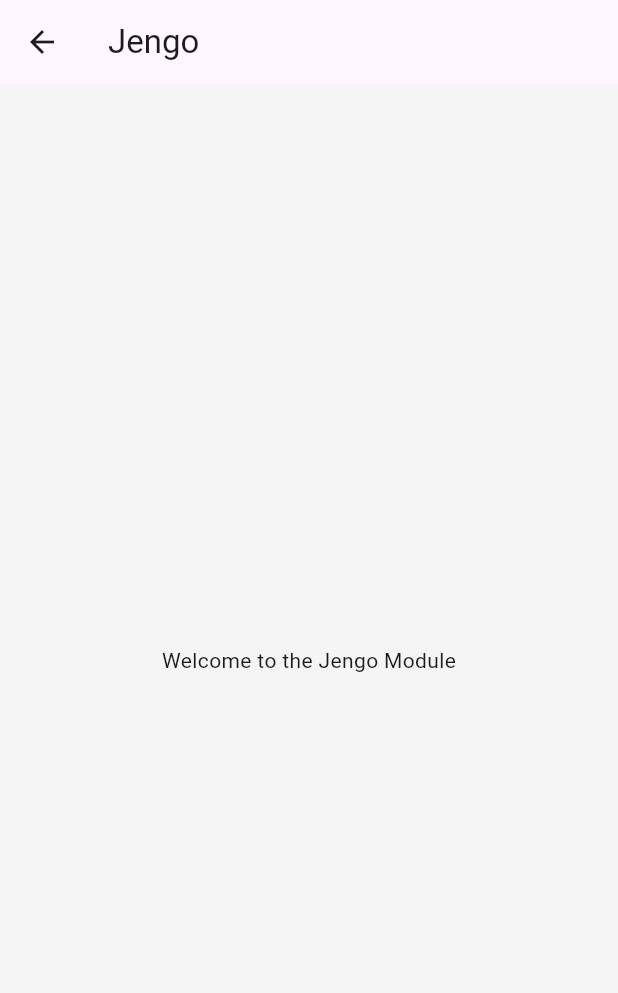
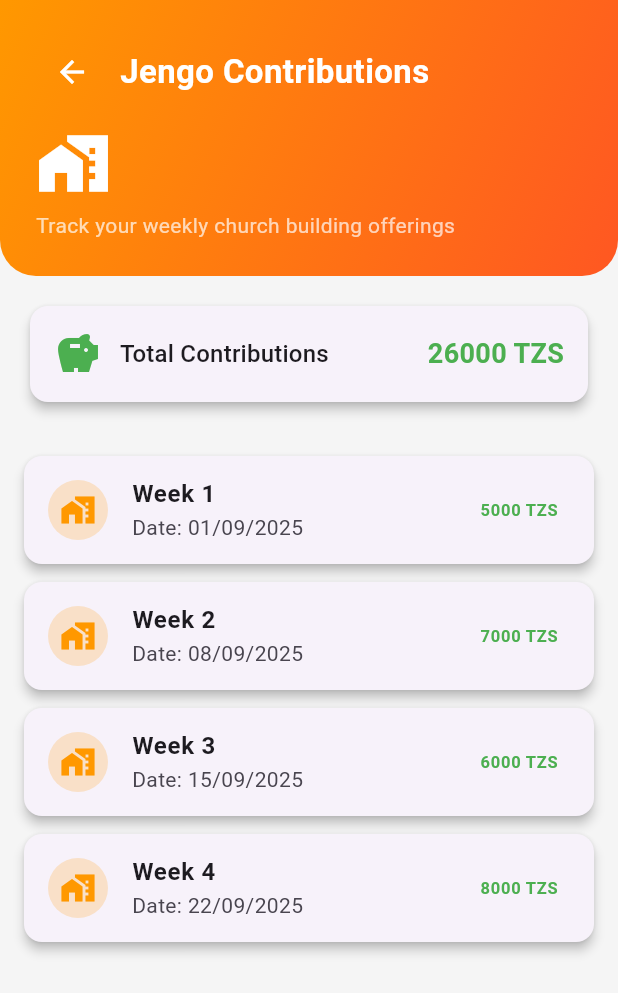
Before and after one commit to Oswaldgerald/bahasha, a Flutter app: the LandingPage screen opened directly, after a tap on "Jengo", on a phone screen of 412 x 824 dp. Shown: the top 993 px of the screen. Run offline on Flutter 3.47's test engine with Material 3 defaults, Android fonts, the phone set to English and light mode, and no system bars.

Commit message:
Modified Landing pages for each modules with their default lists

```diff
--- a/lib/features/ahadi/presentation/ahadi_landing_page.dart
+++ b/lib/features/ahadi/presentation/ahadi_landing_page.dart
@@ -1,13 +1,25 @@
 import 'package:flutter/material.dart';
+import '../../../widgets/module_landing_page.dart';
 
 class AhadiLandingPage extends StatelessWidget {
   const AhadiLandingPage({Key? key}) : super(key: key);
 
+  final List<Map<String, dynamic>> weeklyContributions = const [
+    {'week': 'Week 1', 'amount': 3000, 'date': '01/09/2025'},
+    {'week': 'Week 2', 'amount': 4500, 'date': '08/09/2025'},
+    {'week': 'Week 3', 'amount': 5000, 'date': '15/09/2025'},
+    {'week': 'Week 4', 'amount': 4000, 'date': '22/09/2025'},
+  ];
+
   @override
   Widget build(BuildContext context) {
-    return Scaffold(
-      appBar: AppBar(title: const Text('Ahadi')),
-      body: const Center(child: Text('Welcome to the Ahadi Module')),
+    return ModuleLandingPage(
+      title: "Ahadi Contributions",
+      description: "Track your weekly promise offerings",
+      icon: Icons.volunteer_activism,
+      gradientColors: const [Colors.purple, Colors.deepPurple],
+      contributions: weeklyContributions,
+      heroTag: "Ahadi",
     );
   }
 }
--- a/lib/features/auth/presentation/login_page.dart
+++ b/lib/features/auth/presentation/login_page.dart
@@ -1,5 +1,5 @@
 import 'package:flutter/material.dart';
-import '../../dashboard/landing_page.dart';
+import '../../dashboard/presentation/landing_page.dart';
 
 class LoginPage extends StatefulWidget {
   const LoginPage({Key? key}) : super(key: key);
--- a/lib/features/dashboard/landing_page.dart
+++ /dev/null
@@ -1,71 +0,0 @@
-import 'package:flutter/material.dart';
-import '../ahadi/presentation/ahadi_landing_page.dart';
-import '../jengo/presentation/jengo_landing_page.dart';
-import '../uwakili/presentation/uwakili_landing_page.dart';
-import '../jumuiya/presentation/jumuiya_landing_page.dart';
-import '../mavuno/presentation/mavuno_landing_page.dart';
-
-class LandingPage extends StatelessWidget {
-  const LandingPage({Key? key}) : super(key: key);
-
-  final List<Map<String, dynamic>> modules = const [
-    {
-      'name': 'Ahadi',
-      'icon': Icons.volunteer_activism,
-      'page': AhadiLandingPage(),
-    },
-    {'name': 'Jengo', 'icon': Icons.home_work, 'page': JengoLandingPage()},
-    {'name': 'Uwakili', 'icon': Icons.balance, 'page': UwakiliLandingPage()},
-    {'name': 'Jumuiya', 'icon': Icons.groups, 'page': JumuiyaLandingPage()},
-    {'name': 'Mavuno', 'icon': Icons.agriculture, 'page': MavunoLandingPage()},
-  ];
-
-  @override
-  Widget build(BuildContext context) {
-    return Scaffold(
-      appBar: AppBar(title: const Text('Bahasha Dashboard')),
-      body: Padding(
-        padding: const EdgeInsets.all(16),
-        child: GridView.builder(
-          itemCount: modules.length,
-          gridDelegate: const SliverGridDelegateWithFixedCrossAxisCount(
-            crossAxisCount: 2,
-            crossAxisSpacing: 16,
-            mainAxisSpacing: 16,
-          ),
-          itemBuilder: (context, index) {
-            final module = modules[index];
-            return GestureDetector(
-              onTap: () {
-                Navigator.push(
-                  context,
-                  MaterialPageRoute(builder: (_) => module['page']),
-                );
-              },
-              child: Card(
-                elevation: 4,
-                shape: RoundedRectangleBorder(
-                  borderRadius: BorderRadius.circular(12),
-                ),
-                child: Column(
-                  mainAxisAlignment: MainAxisAlignment.center,
-                  children: [
-                    Icon(module['icon'], size: 48, color: Colors.blue),
-                    const SizedBox(height: 10),
-                    Text(
-                      module['name'],
-                      style: const TextStyle(
-                        fontSize: 18,
-                        fontWeight: FontWeight.w600,
-                      ),
-                    ),
-                  ],
-                ),
-              ),
-            );
-          },
-        ),
-      ),
-    );
-  }
-}
--- /dev/null
+++ b/lib/features/dashboard/presentation/landing_page.dart
@@ -0,0 +1,152 @@
+import 'package:flutter/material.dart';
+import '../../ahadi/presentation/ahadi_landing_page.dart';
+import '../../jengo/presentation/jengo_landing_page.dart';
+import '../../uwakili/presentation/uwakili_landing_page.dart';
+import '../../jumuiya/presentation/jumuiya_landing_page.dart';
+import '../../mavuno/presentation/mavuno_landing_page.dart';
+
+class LandingPage extends StatelessWidget {
+  const LandingPage({Key? key}) : super(key: key);
+
+  final List<Map<String, dynamic>> modules = const [
+    {
+      'name': 'Ahadi',
+      'icon': Icons.volunteer_activism,
+      'color': Colors.purple,
+      'page': AhadiLandingPage(),
+    },
+    {
+      'name': 'Jengo',
+      'icon': Icons.home_work,
+      'color': Colors.orange,
+      'page': JengoLandingPage(),
+    },
+    {
+      'name': 'Uwakili',
+      'icon': Icons.balance,
+      'color': Colors.green,
+      'page': UwakiliLandingPage(),
+    },
+    {
+      'name': 'Jumuiya',
+      'icon': Icons.groups,
+      'color': Colors.blue,
+      'page': JumuiyaLandingPage(),
+    },
+    {
+      'name': 'Mavuno',
+      'icon': Icons.agriculture,
+      'color': Colors.teal,
+      'page': MavunoLandingPage(),
+    },
+  ];
+
+  @override
+  Widget build(BuildContext context) {
+    return Scaffold(
+      backgroundColor: Colors.grey[100],
+      appBar: AppBar(
+        title: const Text('Bahasha Dashboard'),
+        elevation: 0,
+        centerTitle: true,
+      ),
+      body: Padding(
+        padding: const EdgeInsets.all(16),
+        child: GridView.builder(
+          itemCount: modules.length,
+          gridDelegate: const SliverGridDelegateWithFixedCrossAxisCount(
+            crossAxisCount: 2,
+            crossAxisSpacing: 16,
+            mainAxisSpacing: 16,
+            childAspectRatio: 1,
+          ),
+          itemBuilder: (context, index) {
+            final module = modules[index];
+            return _ModuleCard(
+              name: module['name'],
+              icon: module['icon'],
+              color: module['color'],
+              onTap: () {
+                Navigator.push(
+                  context,
+                  PageRouteBuilder(
+                    transitionDuration: const Duration(milliseconds: 600),
+                    pageBuilder: (_, animation, __) {
+                      return FadeTransition(
+                        opacity: animation,
+                        child: module['page'],
+                      );
+                    },
+                  ),
+                );
+              },
+            );
+          },
+        ),
+      ),
+    );
+  }
+}
+
+class _ModuleCard extends StatelessWidget {
+  final String name;
+  final IconData icon;
+  final Color color;
+  final VoidCallback onTap;
+
+  const _ModuleCard({
+    Key? key,
+    required this.name,
+    required this.icon,
+    required this.color,
+    required this.onTap,
+  }) : super(key: key);
+
+  @override
+  Widget build(BuildContext context) {
+    return Hero(
+      tag: name, // unique tag for animation
+      child: InkWell(
+        onTap: onTap,
+        borderRadius: BorderRadius.circular(16),
+        child: Ink(
+          decoration: BoxDecoration(
+            gradient: LinearGradient(
+              colors: [color.withOpacity(0.85), color.withOpacity(0.6)],
+              begin: Alignment.topLeft,
+              end: Alignment.bottomRight,
+            ),
+            borderRadius: BorderRadius.circular(16),
+            boxShadow: [
+              BoxShadow(
+                color: color.withOpacity(0.3),
+                blurRadius: 8,
+                offset: const Offset(2, 4),
+              ),
+            ],
+          ),
+          child: AnimatedScale(
+            scale: 1.0,
+            duration: const Duration(milliseconds: 200),
+            child: Column(
+              mainAxisAlignment: MainAxisAlignment.center,
+              children: [
+                Icon(icon, size: 50, color: Colors.white),
+                const SizedBox(height: 12),
+                Text(
+                  name,
+                  style: const TextStyle(
+                    color: Colors.white,
+                    fontSize: 18,
+                    fontWeight: FontWeight.bold,
+                    letterSpacing: 1.1,
+                  ),
+                ),
+              ],
+            ),
+          ),
+        ),
+      ),
+    );
+  }
+}
--- a/lib/features/jengo/presentation/jengo_landing_page.dart
+++ b/lib/features/jengo/presentation/jengo_landing_page.dart
@@ -1,13 +1,25 @@
 import 'package:flutter/material.dart';
+import '../../../widgets/module_landing_page.dart';
 
 class JengoLandingPage extends StatelessWidget {
   const JengoLandingPage({Key? key}) : super(key: key);
 
+  final List<Map<String, dynamic>> weeklyContributions = const [
+    {'week': 'Week 1', 'amount': 5000, 'date': '01/09/2025'},
+    {'week': 'Week 2', 'amount': 7000, 'date': '08/09/2025'},
+    {'week': 'Week 3', 'amount': 6000, 'date': '15/09/2025'},
+    {'week': 'Week 4', 'amount': 8000, 'date': '22/09/2025'},
+  ];
+
   @override
   Widget build(BuildContext context) {
-    return Scaffold(
-      appBar: AppBar(title: const Text('Jengo')),
-      body: const Center(child: Text('Welcome to the Jengo Module')),
+    return ModuleLandingPage(
+      title: "Jengo Contributions",
+      description: "Track your weekly church building offerings",
+      icon: Icons.home_work,
+      gradientColors: const [Colors.orange, Colors.deepOrange],
+      contributions: weeklyContributions,
+      heroTag: "Jengo",
     );
   }
 }
--- a/lib/features/jumuiya/presentation/jumuiya_landing_page.dart
+++ b/lib/features/jumuiya/presentation/jumuiya_landing_page.dart
@@ -1,13 +1,25 @@
 import 'package:flutter/material.dart';
+import '../../../widgets/module_landing_page.dart';
 
 class JumuiyaLandingPage extends StatelessWidget {
   const JumuiyaLandingPage({Key? key}) : super(key: key);
 
+  final List<Map<String, dynamic>> weeklyContributions = const [
+    {'week': 'Week 1', 'amount': 4000, 'date': '01/09/2025'},
+    {'week': 'Week 2', 'amount': 3500, 'date': '08/09/2025'},
+    {'week': 'Week 3', 'amount': 5000, 'date': '15/09/2025'},
+    {'week': 'Week 4', 'amount': 6000, 'date': '22/09/2025'},
+  ];
+
   @override
   Widget build(BuildContext context) {
-    return Scaffold(
-      appBar: AppBar(title: const Text('Jumuiya')),
-      body: const Center(child: Text('Welcome to the Jumuiya Module')),
+    return ModuleLandingPage(
+      title: "Jumuiya Contributions",
+      description: "Track your weekly community offerings",
+      icon: Icons.groups,
+      gradientColors: const [Colors.blue, Colors.indigo],
+      contributions: weeklyContributions,
+      heroTag: "Jumuiya",
     );
   }
 }
--- a/lib/features/mavuno/presentation/mavuno_landing_page.dart
+++ b/lib/features/mavuno/presentation/mavuno_landing_page.dart
@@ -1,13 +1,25 @@
 import 'package:flutter/material.dart';
+import '../../../widgets/module_landing_page.dart';
 
 class MavunoLandingPage extends StatelessWidget {
   const MavunoLandingPage({Key? key}) : super(key: key);
 
+  final List<Map<String, dynamic>> weeklyContributions = const [
+    {'week': 'Week 1', 'amount': 5500, 'date': '01/09/2025'},
+    {'week': 'Week 2', 'amount': 6000, 'date': '08/09/2025'},
+    {'week': 'Week 3', 'amount': 5800, 'date': '15/09/2025'},
+    {'week': 'Week 4', 'amount': 6200, 'date': '22/09/2025'},
+  ];
+
   @override
   Widget build(BuildContext context) {
-    return Scaffold(
-      appBar: AppBar(title: const Text('Mavuno')),
-      body: const Center(child: Text('Welcome to the Mavuno Module')),
+    return ModuleLandingPage(
+      title: "Mavuno Contributions",
+      description: "Track your weekly harvest offerings",
+      icon: Icons.agriculture,
+      gradientColors: const [Colors.teal, Colors.cyan],
+      contributions: weeklyContributions,
+      heroTag: "Mavuno",
     );
   }
 }
--- /dev/null
+++ b/lib/features/payments/presentation/uwakili_landing_page.dart
@@ -0,0 +1,13 @@
+import 'package:flutter/material.dart';
+
+class UwakiliLandingPage extends StatelessWidget {
+  const UwakiliLandingPage({Key? key}) : super(key: key);
+
+  @override
+  Widget build(BuildContext context) {
+    return Scaffold(
+      appBar: AppBar(title: const Text('Uwakili')),
+      body: const Center(child: Text('Welcome to the Uwakili Module')),
+    );
+  }
+}
--- a/lib/features/uwakili/presentation/uwakili_landing_page.dart
+++ b/lib/features/uwakili/presentation/uwakili_landing_page.dart
@@ -1,13 +1,25 @@
 import 'package:flutter/material.dart';
+import '../../../widgets/module_landing_page.dart';
 
 class UwakiliLandingPage extends StatelessWidget {
   const UwakiliLandingPage({Key? key}) : super(key: key);
 
+  final List<Map<String, dynamic>> weeklyContributions = const [
+    {'week': 'Week 1', 'amount': 7000, 'date': '01/09/2025'},
+    {'week': 'Week 2', 'amount': 6000, 'date': '08/09/2025'},
+    {'week': 'Week 3', 'amount': 7500, 'date': '15/09/2025'},
+    {'week': 'Week 4', 'amount': 8000, 'date': '22/09/2025'},
+  ];
+
   @override
   Widget build(BuildContext context) {
-    return Scaffold(
-      appBar: AppBar(title: const Text('Uwakili')),
-      body: const Center(child: Text('Welcome to the Uwakili Module')),
+    return ModuleLandingPage(
+      title: "Uwakili Contributions",
+      description: "Track your weekly stewardship offerings",
+      icon: Icons.balance,
+      gradientColors: const [Colors.green, Colors.teal],
+      contributions: weeklyContributions,
+      heroTag: "Uwakili",
     );
   }
 }
--- /dev/null
+++ b/lib/widgets/module_landing_page.dart
@@ -0,0 +1,160 @@
+import 'package:flutter/material.dart';
+
+class ModuleLandingPage extends StatelessWidget {
+  final String title;
+  final String description;
+  final IconData icon;
+  final List<Color> gradientColors;
+  final List<Map<String, dynamic>> contributions;
+  final String heroTag;
+
+  const ModuleLandingPage({
+    Key? key,
+    required this.title,
+    required this.description,
+    required this.icon,
+    required this.gradientColors,
+    required this.contributions,
+    required this.heroTag,
+  }) : super(key: key);
+
+  int get totalContributions =>
+      contributions.fold(0, (sum, item) => sum + (item['amount'] as int));
+
+  @override
+  Widget build(BuildContext context) {
+    return Scaffold(
+      body: Column(
+        children: [
+          // 🔹 Hero Header with Back Button
+          Hero(
+            tag: heroTag,
+            child: Container(
+              width: double.infinity,
+              padding: const EdgeInsets.all(24),
+              decoration: BoxDecoration(
+                gradient: LinearGradient(
+                  colors: gradientColors,
+                  begin: Alignment.topLeft,
+                  end: Alignment.bottomRight,
+                ),
+                borderRadius: const BorderRadius.only(
+                  bottomLeft: Radius.circular(24),
+                  bottomRight: Radius.circular(24),
+                ),
+              ),
+              child: SafeArea(
+                child: Column(
+                  crossAxisAlignment: CrossAxisAlignment.start,
+                  children: [
+                    // Row for back button + title
+                    Row(
+                      children: [
+                        IconButton(
+                          onPressed: () => Navigator.pop(context),
+                          icon: const Icon(
+                            Icons.arrow_back,
+                            color: Colors.white,
+                          ),
+                        ),
+                        const SizedBox(width: 8),
+                        Text(
+                          title,
+                          style: const TextStyle(
+                            fontSize: 22,
+                            fontWeight: FontWeight.bold,
+                            color: Colors.white,
+                          ),
+                        ),
+                      ],
+                    ),
+                    const SizedBox(height: 12),
+                    Icon(icon, size: 50, color: Colors.white),
+                    const SizedBox(height: 6),
+                    Text(
+                      description,
+                      style: const TextStyle(
+                        fontSize: 14,
+                        color: Colors.white70,
+                      ),
+                    ),
+                  ],
+                ),
+              ),
+            ),
+          ),
+
+          // 🔹 Total Contributions Card
+          Padding(
+            padding: const EdgeInsets.all(16.0),
+            child: Card(
+              elevation: 3,
+              shape: RoundedRectangleBorder(
+                borderRadius: BorderRadius.circular(12),
+              ),
+              child: Padding(
+                padding: const EdgeInsets.all(16),
+                child: Row(
+                  children: [
+                    const Icon(Icons.savings, color: Colors.green, size: 32),
+                    const SizedBox(width: 12),
+                    Expanded(
+                      child: Text(
+                        "Total Contributions",
+                        style: Theme.of(context).textTheme.titleMedium,
+                      ),
+                    ),
+                    Text(
+                      "$totalContributions TZS",
+                      style: const TextStyle(
+                        fontSize: 18,
+                        fontWeight: FontWeight.bold,
+                        color: Colors.green,
+                      ),
+                    ),
+                  ],
+                ),
+              ),
+            ),
+          ),
+
+          // 🔹 Weekly Contributions List
+          Expanded(
+            child: ListView.builder(
+              padding: const EdgeInsets.all(16),
+              itemCount: contributions.length,
+              itemBuilder: (context, index) {
+                final week = contributions[index];
+                return Card(
+                  margin: const EdgeInsets.only(bottom: 12),
+                  shape: RoundedRectangleBorder(
+                    borderRadius: BorderRadius.circular(12),
+                  ),
+                  elevation: 3,
+                  child: ListTile(
+                    leading: CircleAvatar(
+                      backgroundColor: gradientColors.first.withOpacity(0.2),
+                      child: Icon(icon, color: gradientColors.first),
+                    ),
+                    title: Text(
+                      week['week'],
+                      style: const TextStyle(fontWeight: FontWeight.bold),
+                    ),
+                    subtitle: Text("Date: ${week['date']}"),
+                    trailing: Text(
+                      "${week['amount']} TZS",
+                      style: const TextStyle(
+                        fontWeight: FontWeight.bold,
+                        color: Colors.green,
+                      ),
+                    ),
+                  ),
+                );
+              },
+            ),
+          ),
+        ],
+      ),
+    );
+  }
+}
```
